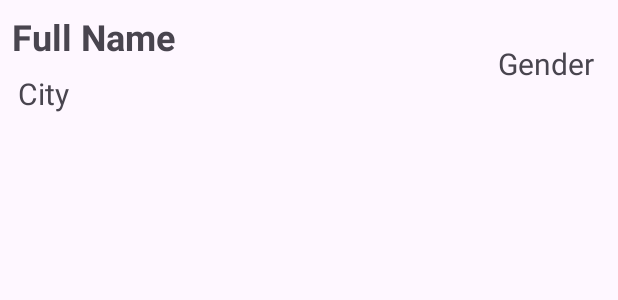
After one commit to AbdelTriX/NewProjectV1, an Android app: the layout item_user.xml on its own in the app's theme, with its tools: preview values and no code run, on a phone screen of 412 x 824 dp. The commit adds this screen. Shown: the top 300 px of the screen. Run offline under Robolectric (Android 15) with nearby library versions, the phone set to English and light mode, and no system bars.

Commit message:
Display users in custom ListView | Create User Model class | Improve getUsers() to return list of users | Create User Item (Layout)

```diff
--- /dev/null
+++ b/app/src/main/res/layout/item_user.xml
@@ -0,0 +1,43 @@
+<?xml version="1.0" encoding="utf-8"?>
+<androidx.constraintlayout.widget.ConstraintLayout xmlns:android="http://schemas.android.com/apk/res/android"
+    xmlns:app="http://schemas.android.com/apk/res-auto"
+    xmlns:tools="http://schemas.android.com/tools"
+    android:layout_width="match_parent"
+    android:layout_height="wrap_content">
+
+    <TextView
+        android:id="@+id/tvUserItmCity"
+        android:layout_width="wrap_content"
+        android:layout_height="wrap_content"
+        android:layout_marginStart="12dp"
+        android:layout_marginTop="8dp"
+        android:layout_marginBottom="8dp"
+        android:text="City"
+        android:textSize="20sp"
+        app:layout_constraintBottom_toBottomOf="parent"
+        app:layout_constraintStart_toStartOf="parent"
+        app:layout_constraintTop_toBottomOf="@+id/tvUserItmFullName" />
+
+    <TextView
+        android:id="@+id/tvUserItmGender"
+        android:layout_width="wrap_content"
+        android:layout_height="wrap_content"
+        android:layout_marginEnd="16dp"
+        android:text="Gender"
+        android:textSize="20sp"
+        app:layout_constraintBottom_toBottomOf="@+id/tvUserItmCity"
+        app:layout_constraintEnd_toEndOf="parent"
+        app:layout_constraintTop_toTopOf="@+id/tvUserItmFullName" />
+
+    <TextView
+        android:id="@+id/tvUserItmFullName"
+        android:layout_width="wrap_content"
+        android:layout_height="wrap_content"
+        android:layout_marginStart="8dp"
+        android:layout_marginTop="8dp"
+        android:text="Full Name"
+        android:textSize="24sp"
+        android:textStyle="bold"
+        app:layout_constraintStart_toStartOf="parent"
+        app:layout_constraintTop_toTopOf="parent" />
+</androidx.constraintlayout.widget.ConstraintLayout>
```
Also changed, not shown: app/src/main/java/com/example/miniprojetv1/MainActivity.java (+8 -5 lines), app/src/main/java/com/example/miniprojetv1/User.java (added, +56 -0 lines).
